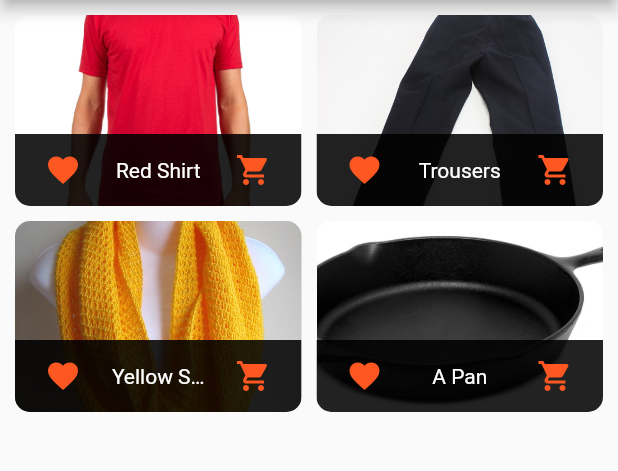
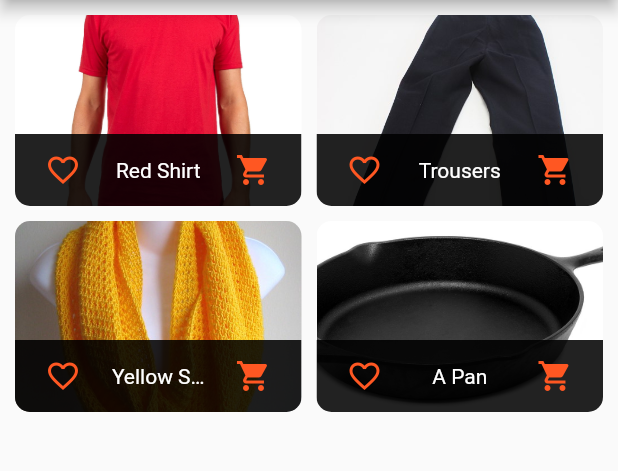
Before and after one commit to jsimpson1/udemy, a Flutter app: the screen it shows after launch, on a phone screen of 412 x 824 dp, the part 84-555 px from its top. Run offline on Flutter 3.47's test engine with Material 2 defaults, Android fonts, the phone set to English and light mode, and no system bars.

Commit message:
section 8 - 197 completed

```diff
--- a/academind/shop/lib/models/product.dart
+++ b/academind/shop/lib/providers/product.dart
@@ -1,6 +1,6 @@
 import 'package:flutter/foundation.dart';
 
-class Product {
+class Product with ChangeNotifier {
   final String id;
   final String title;
   final String description;
@@ -17,4 +17,9 @@ class Product {
     @required this.imageUrl,
     this.isFavorite = false,
   });
+
+  void toggleFavoriteStatus() {
+    isFavorite = !isFavorite;
+    notifyListeners();
+  }
 }
--- a/academind/shop/lib/providers/products.dart
+++ b/academind/shop/lib/providers/products.dart
@@ -1,6 +1,6 @@
 import 'package:flutter/material.dart';
 
-import '../models/product.dart';
+import './product.dart';
 
 // only change data inside this class b/c we need to notify for data changes to get picked up
 class Products with ChangeNotifier {
--- a/academind/shop/lib/widgets/product_item.dart
+++ b/academind/shop/lib/widgets/product_item.dart
@@ -1,43 +1,50 @@
 import 'package:flutter/material.dart';
+import 'package:provider/provider.dart';
+import 'package:shop/providers/product.dart';
 
 import '../screens/product_detail_screen.dart';
 
 class ProductItem extends StatelessWidget {
-  final String id;
-  final String title;
-  final String imageUrl;
+  // final String id;
+  // final String title;
+  // final String imageUrl;
 
-  ProductItem(this.id, this.title, this.imageUrl);
+  // ProductItem(this.id, this.title, this.imageUrl);
 
   @override
   Widget build(BuildContext context) {
+    final Product product = Provider.of<Product>(context);
     return ClipRRect(
       borderRadius: BorderRadius.circular(10),
       child: GestureDetector(
         onTap: () {
           Navigator.of(context).pushNamed(
             ProductDetailScreen.routeName,
-            arguments: id,
+            arguments: product.id,
           );
         },
         child: GridTile(
           child: Image.asset(
-            imageUrl,
+            product.imageUrl,
             fit: BoxFit.cover,
           ),
           // child: Image.network(
-          //   imageUrl,
+          //   product.imageUrl,
           //   fit: BoxFit.cover,
           // ),
           footer: GridTileBar(
             backgroundColor: Colors.black87,
             leading: IconButton(
-              icon: Icon(Icons.favorite),
+              icon: Icon(
+                product.isFavorite ? Icons.favorite : Icons.favorite_border,
+              ),
               color: Theme.of(context).accentColor,
-              onPressed: () {},
+              onPressed: () {
+                product.toggleFavoriteStatus();
+              },
             ),
             title: Text(
-              title,
+              product.title,
               textAlign: TextAlign.center,
             ),
             trailing: IconButton(
--- a/academind/shop/lib/widgets/products_grid.dart
+++ b/academind/shop/lib/widgets/products_grid.dart
@@ -13,10 +13,13 @@ class ProductsGrid extends StatelessWidget {
     return GridView.builder(
       padding: const EdgeInsets.all(10.0),
       itemCount: products.length,
-      itemBuilder: (ctx, i) => ProductItem(
-        products[i].id,
-        products[i].title,
-        products[i].imageUrl,
+      itemBuilder: (ctx, i) => ChangeNotifierProvider(
+        create: (ctx) => products[i],
+        child: ProductItem(
+            // products[i].id,
+            // products[i].title,
+            // products[i].imageUrl,
+            ),
       ),
       gridDelegate: SliverGridDelegateWithFixedCrossAxisCount(
         crossAxisCount: 2,
```
